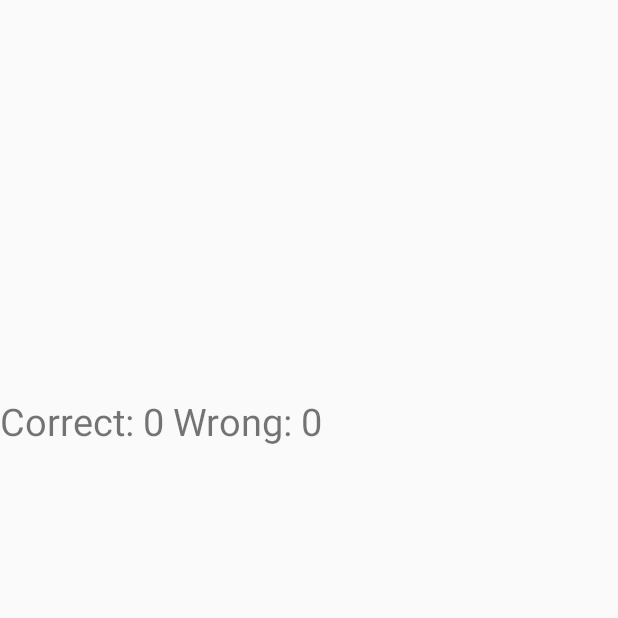
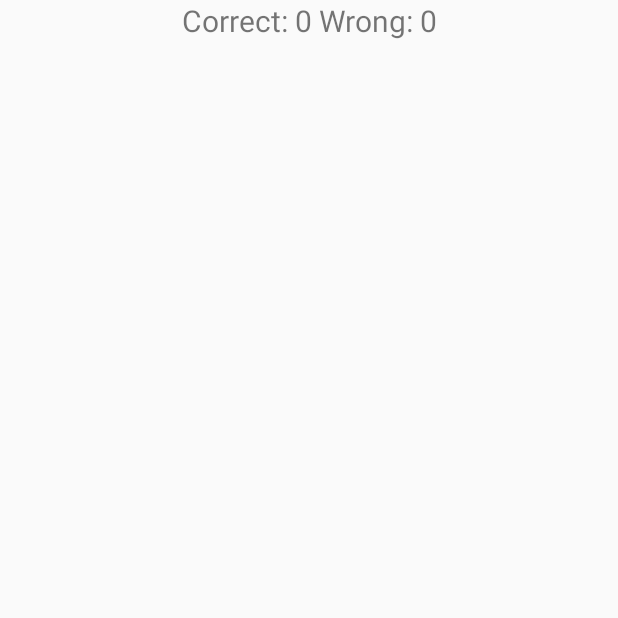
Before and after one commit to 5hourupload/TeamDeepSkyBlue-PovertyTrivia, an Android app: the ResultScreen screen opened directly, with no data from a screen before it, on a phone screen of 412 x 824 dp, the top half of it. Run offline under Robolectric (Android 15) with nearby library versions, the phone set to English and light mode, and no system bars.

Commit message:
Centered TallyCounter

```diff
--- a/app/src/main/res/layout/custom_row.xml
+++ b/app/src/main/res/layout/custom_row.xml
@@ -14,14 +14,14 @@
         <ImageView
             android:id="@+id/imageView"
             android:layout_width="0dp"
-            android:layout_height="50dp"
+            android:layout_height="75dp"
             android:layout_margin="5dp"
             android:layout_weight="1"
             app:srcCompat="@drawable/cross" />
 
         <LinearLayout
             android:layout_width="0dp"
-            android:layout_height="wrap_content"
+            android:layout_height="75dp"
             android:orientation="vertical"
             android:layout_weight="5">
 
--- a/app/src/main/res/layout/resultscreen.xml
+++ b/app/src/main/res/layout/resultscreen.xml
@@ -5,21 +5,31 @@
     android:layout_width="match_parent"
     android:layout_height="match_parent">
 
+    <LinearLayout
+        android:layout_width="match_parent"
+        android:layout_height="match_parent"
+        android:orientation="vertical">
         <TextView
             android:id="@+id/tallyCounterTV"
-        android:layout_width="wrap_content"
+            android:layout_width="match_parent"
             android:layout_height="wrap_content"
-        android:textSize="25dp"
+            android:textSize="20sp"
+            android:gravity="center"
             app:layout_constraintBottom_toTopOf="@+id/myListView"
-        app:layout_constraintTop_toTopOf="parent" />
+            app:layout_constraintTop_toTopOf="parent"
+            app:layout_constraintVertical_bias="0" />
 
         <ListView
             android:id="@+id/myListView"
-        android:layout_width="wrap_content"
-        android:layout_height="wrap_content"
+            android:layout_width="match_parent"
+            android:layout_height="match_parent"
+            android:padding="5dp"
             app:layout_constraintBottom_toBottomOf="parent"
             app:layout_constraintLeft_toLeftOf="parent"
             app:layout_constraintRight_toRightOf="parent"
-        app:layout_constraintTop_toBottomOf="@+id/tallyCounterTV">
-    </ListView>
+            app:layout_constraintTop_toBottomOf="@+id/tallyCounterTV"
+            app:layout_constraintVertical_bias=".9"></ListView>
+
+    </LinearLayout>
+
 </android.support.constraint.ConstraintLayout>
```
Lines whose indentation alone changed are shown as unchanged.
